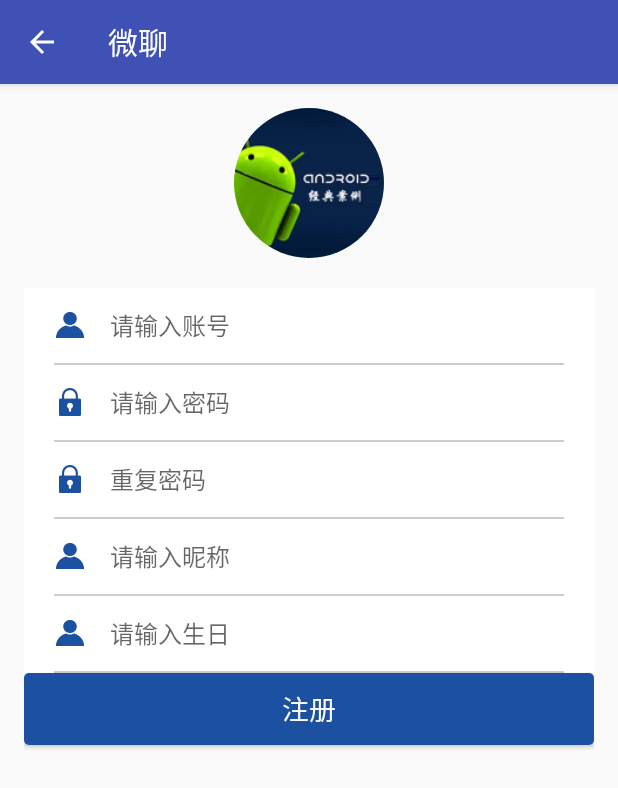
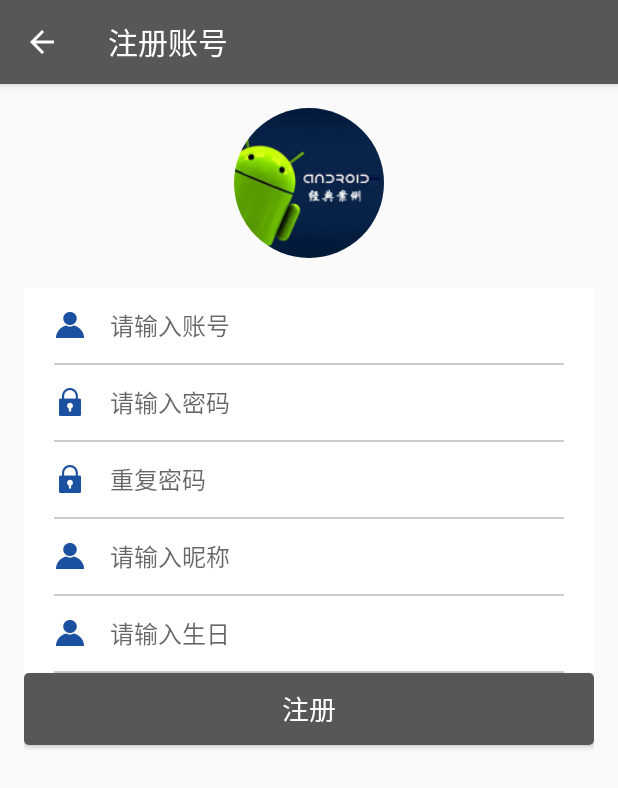
Before and after one commit to duguqingshui/Practice2, an Android app: the RegisterActivity screen opened directly, with no data from a screen before it, on a phone screen of 412 x 824 dp. Shown: the top 788 px of the screen. Run offline under Robolectric (Android 15) with nearby library versions, the light colour scheme and no system bars; libraries missing offline, so code that uses them is left out: com.makeramen.roundedimageview; plain views replace RoundedImageView.

Commit message:
修改 页面主题

```diff
--- a/app/src/main/java/com/example/practice/app/LoginActivity.java
+++ b/app/src/main/java/com/example/practice/app/LoginActivity.java
@@ -9,6 +9,7 @@ import android.content.ServiceConnection;
 import android.os.Bundle;
 import android.os.IBinder;
 import android.support.v4.content.LocalBroadcastManager;
+import android.support.v7.app.ActionBar;
 import android.support.v7.app.AppCompatActivity;
 import android.util.Log;
 import android.view.View;
@@ -43,6 +44,11 @@ public class LoginActivity extends AppCompatActivity {
         super.onCreate(savedInstanceState);
         setContentView(R.layout.activity_login);
 
+        ActionBar actionBar = getSupportActionBar();
+        actionBar.show();
+        actionBar.setHomeButtonEnabled(false);
+        actionBar.setDisplayHomeAsUpEnabled(false);
+        setTitle(R.string.login_user);
         et_account = (EditText) findViewById(R.id.et_account);
         et_password = (EditText) findViewById(R.id.et_password);
         bt_login = (Button) findViewById(R.id.bt_login);
--- a/app/src/main/java/com/example/practice/app/MainActivity.java
+++ b/app/src/main/java/com/example/practice/app/MainActivity.java
@@ -75,6 +75,7 @@ public class MainActivity extends AppCompatActivity {
         super.onCreate(savedInstanceState);
         setContentView(R.layout.activity_main);
 
+        getSupportActionBar().hide();
         ll_info = (LinearLayout) findViewById(R.id.ll_info);
         tv_nickname = (TextView) findViewById(R.id.tv_nickname);
         tv_onlinecount = (TextView) findViewById(R.id.tv_onlinecount);
--- a/app/src/main/java/com/example/practice/app/RegisterActivity.java
+++ b/app/src/main/java/com/example/practice/app/RegisterActivity.java
@@ -9,6 +9,7 @@ import android.content.ServiceConnection;
 import android.os.Bundle;
 import android.os.IBinder;
 import android.support.v4.content.LocalBroadcastManager;
+import android.support.v7.app.ActionBar;
 import android.support.v7.app.AppCompatActivity;
 import android.text.TextUtils;
 import android.util.Log;
@@ -57,7 +58,11 @@ public class RegisterActivity extends AppCompatActivity {
     protected void onCreate(Bundle savedInstanceState) {
         super.onCreate(savedInstanceState);
         setContentView(R.layout.activity_register);
-
+        ActionBar actionBar = getSupportActionBar();
+        actionBar.show();
+        actionBar.setHomeButtonEnabled(false);
+        actionBar.setDisplayHomeAsUpEnabled(false);
+        setTitle(R.string.register_user);
         if (getSupportActionBar() != null) {
             // 是否显示应用程序标题，默认为true
             getSupportActionBar().setDisplayShowTitleEnabled(true);
--- a/app/src/main/res/layout/top1.xml
+++ b/app/src/main/res/layout/top1.xml
@@ -4,7 +4,7 @@
 	android:layout_height="40dp"
 	xmlns:app="http://schemas.android.com/apk/res-auto"
 	android:orientation="horizontal"
-	android:background="@drawable/abc_ab_bottom_solid_dark_holo"
+	android:background="@color/main_color"
 	android:id="@+id/ll_title">
 
             <LinearLayout
--- a/app/src/main/res/layout/top2.xml
+++ b/app/src/main/res/layout/top2.xml
@@ -9,7 +9,7 @@
         android:id="@+id/rg_group"
         android:layout_width="match_parent"
         android:layout_height="70dp"
-        android:background="@drawable/abc_ab_bottom_solid_dark_holo"
+        android:background="@color/main_color"
         android:gravity="center"
         android:orientation="horizontal">
 
--- a/app/src/main/res/values/colors.xml
+++ b/app/src/main/res/values/colors.xml
@@ -7,7 +7,7 @@
     <color name="bg_statusBar">#1976d2</color>
     <color name="bg_window">#f9f9f9</color>
 
-    <color name="main_color">#1c50a1</color>
+    <color name="main_color">#575757</color>
     <color name="transparent">#00000000</color>
     <color name="hint_color">#cccccc</color>   <!-- 提示,二级标签文字颜色 -->
     <color name="color_hint">#cccccc</color>   <!-- 提示,二级标签文字颜色 -->
--- a/app/src/main/res/values/strings.xml
+++ b/app/src/main/res/values/strings.xml
@@ -4,6 +4,8 @@
     <string name="drawer_open">open</string>
     <string name="drawer_close">close</string>
 
+    <string name="login_user">登录账号</string>
+    <string name="register_user">注册账号</string>
     <string name="hello_blank_fragment">Hello blank fragment</string>
     <string name="open">Open</string>
     <string name="del">删除</string>
--- a/app/src/main/res/values/styles.xml
+++ b/app/src/main/res/values/styles.xml
@@ -3,7 +3,7 @@
     <!-- Base application theme. -->
     <style name="AppTheme" parent="Theme.AppCompat.Light.DarkActionBar">
         <!-- Customize your theme here. -->
-        <item name="colorPrimary">@color/colorPrimary</item>
+        <item name="colorPrimary">@color/main_color</item>
         <item name="colorPrimaryDark">@color/colorPrimaryDark</item>
         <item name="colorAccent">@color/colorAccent</item>
     </style>
```
